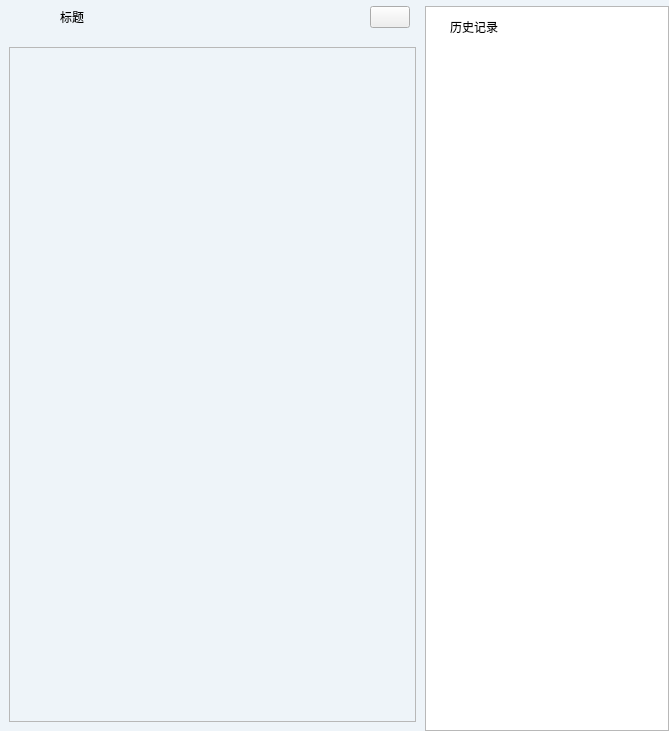
This is src/MainWin.ui in yxingqin/CulcaMaid as Qt 5 draws it before an edit. The edited form follows.
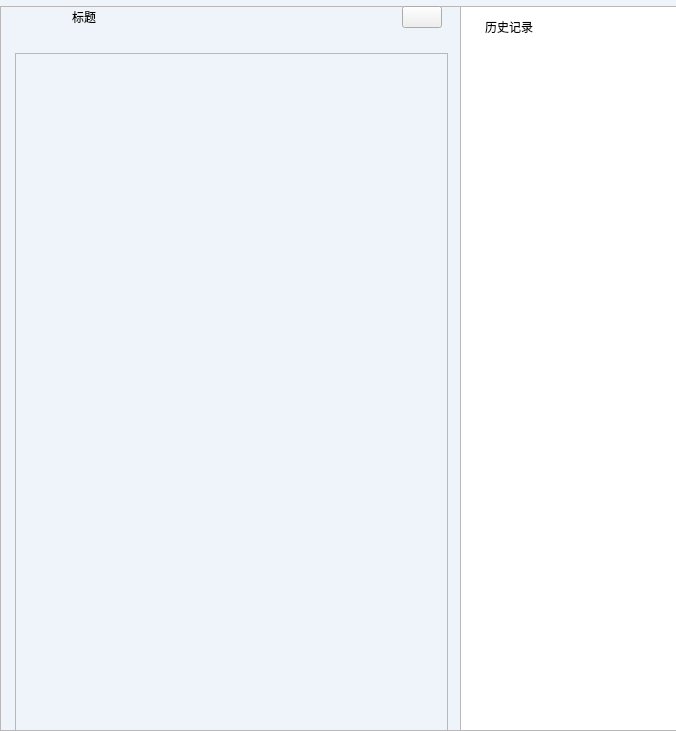
This is the edited form. Icons and pictures are not drawn. Custom widgets are drawn as their Qt base class.

The edit to the form file:
```diff
--- a/src/MainWin.ui
+++ b/src/MainWin.ui
@@ -6,7 +6,7 @@
    <rect>
     <x>0</x>
     <y>0</y>
-    <width>669</width>
+    <width>676</width>
     <height>731</height>
    </rect>
   </property>
@@ -57,6 +57,28 @@
      <number>0</number>
     </property>
     <item>
+     <widget class="QFrame" name="myframe">
+      <property name="sizePolicy">
+       <sizepolicy hsizetype="Expanding" vsizetype="Expanding">
+        <horstretch>0</horstretch>
+        <verstretch>0</verstretch>
+       </sizepolicy>
+      </property>
+      <property name="frameShape">
+       <enum>QFrame::StyledPanel</enum>
+      </property>
+      <property name="frameShadow">
+       <enum>QFrame::Raised</enum>
+      </property>
+      <widget class="QWidget" name="layoutWidget">
+       <property name="geometry">
+        <rect>
+         <x>6</x>
+         <y>0</y>
+         <width>451</width>
+         <height>743</height>
+        </rect>
+       </property>
      <layout class="QVBoxLayout" name="verticalLayout_2">
       <item>
        <layout class="QHBoxLayout" name="horizontalLayout">
@@ -289,9 +311,16 @@
        </widget>
       </item>
      </layout>
-    </item>
-    <item>
+      </widget>
      <widget class="QStackedWidget" name="swdg_sub">
+       <property name="geometry">
+        <rect>
+         <x>460</x>
+         <y>0</y>
+         <width>242</width>
+         <height>725</height>
+        </rect>
+       </property>
       <property name="maximumSize">
        <size>
         <width>280</width>
@@ -369,6 +398,7 @@
          </widget>
         </item>
        </layout>
+       </widget>
       </widget>
      </widget>
     </item>
```
Lines whose indentation alone changed are shown as unchanged.
